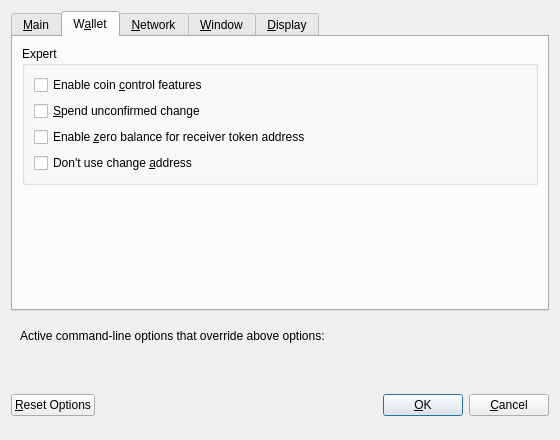
Before: the Qt Designer form src/qt/forms/optionsdialog.ui in qtumproject/qtum, drawn with Qt 5.
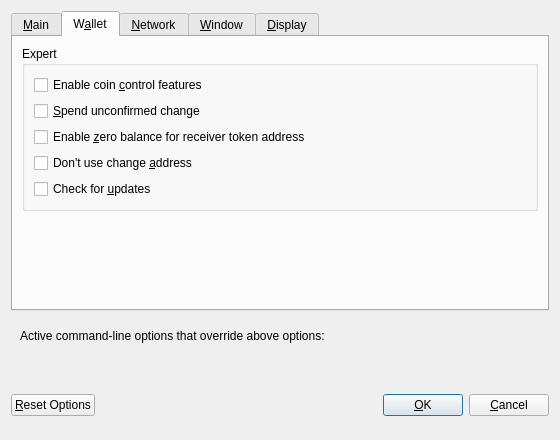
After: the same form once the commit is applied. The open tabs and pages were chosen to show the change. Custom widgets are drawn as their Qt base class.

Commit message: Add option to disable check for update

What changed in the file:
```diff
--- a/src/qt/forms/optionsdialog.ui
+++ b/src/qt/forms/optionsdialog.ui
@@ -217,6 +217,13 @@
             </property>
            </widget>
           </item>
+          <item>
+           <widget class="QCheckBox" name="checkForUpdates">
+            <property name="text">
+             <string>Check for &amp;updates</string>
+            </property>
+           </widget>
+          </item>
          </layout>
         </widget>
        </item>
```
The commit also changes 7 other files.
